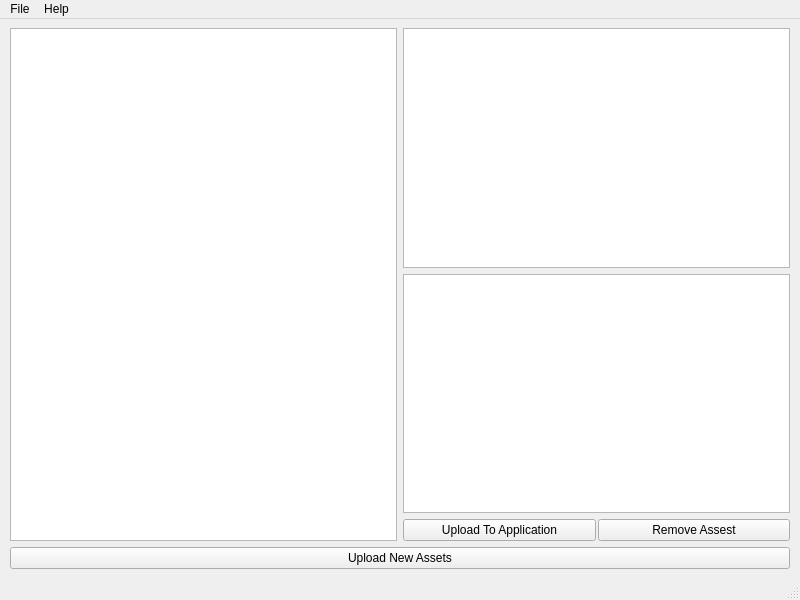
This is form.ui in jwflammer/wallpapers-and-more-assets-manager as Qt 5 draws it before an edit. The edited form follows.
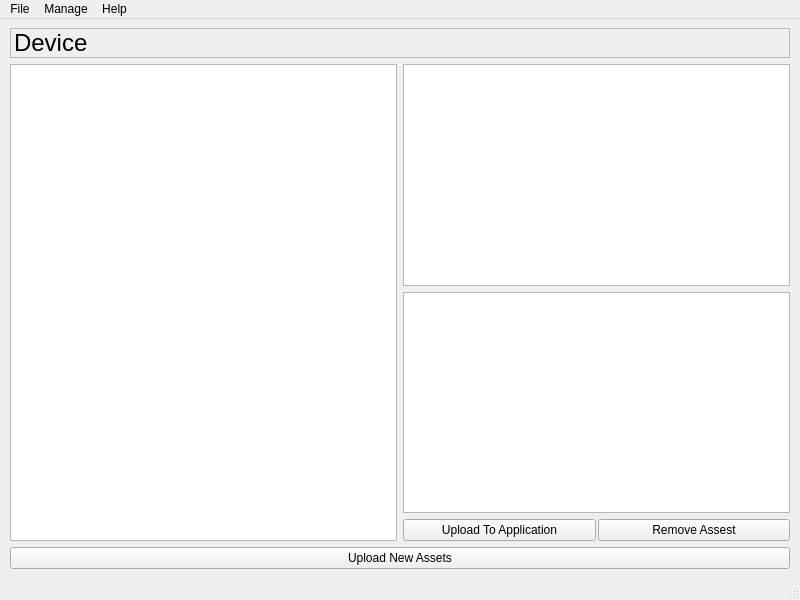
This is the edited form.

The edit to the form file:
```diff
--- a/form.ui
+++ b/form.ui
@@ -33,6 +33,28 @@
     <property name="rightMargin">
      <number>10</number>
     </property>
+    <item>
+     <widget class="QLabel" name="label_workingWith">
+      <property name="frameShape">
+       <enum>QFrame::StyledPanel</enum>
+      </property>
+      <property name="frameShadow">
+       <enum>QFrame::Plain</enum>
+      </property>
+      <property name="lineWidth">
+       <number>1</number>
+      </property>
+      <property name="text">
+       <string>&lt;html&gt;&lt;head/&gt;&lt;body&gt;&lt;p&gt;&lt;span style=&quot; font-size:18pt;&quot;&gt;Device&lt;/span&gt;&lt;/p&gt;&lt;/body&gt;&lt;/html&gt;</string>
+      </property>
+      <property name="textFormat">
+       <enum>Qt::RichText</enum>
+      </property>
+      <property name="scaledContents">
+       <bool>true</bool>
+      </property>
+     </widget>
+    </item>
     <item>
      <layout class="QHBoxLayout" name="horizontalLayout">
       <item>
@@ -131,7 +153,15 @@
     </property>
     <addaction name="actionAbout_WM"/>
    </widget>
+   <widget class="QMenu" name="menuManage">
+    <property name="title">
+     <string>Manage</string>
+    </property>
+    <addaction name="actionDevice"/>
+    <addaction name="actionDatabase"/>
+   </widget>
    <addaction name="menuFile"/>
+   <addaction name="menuManage"/>
    <addaction name="menuHelp"/>
   </widget>
   <action name="actionFile">
```
Left out of the diff: 30 changed lines with no effect on the pictures.
